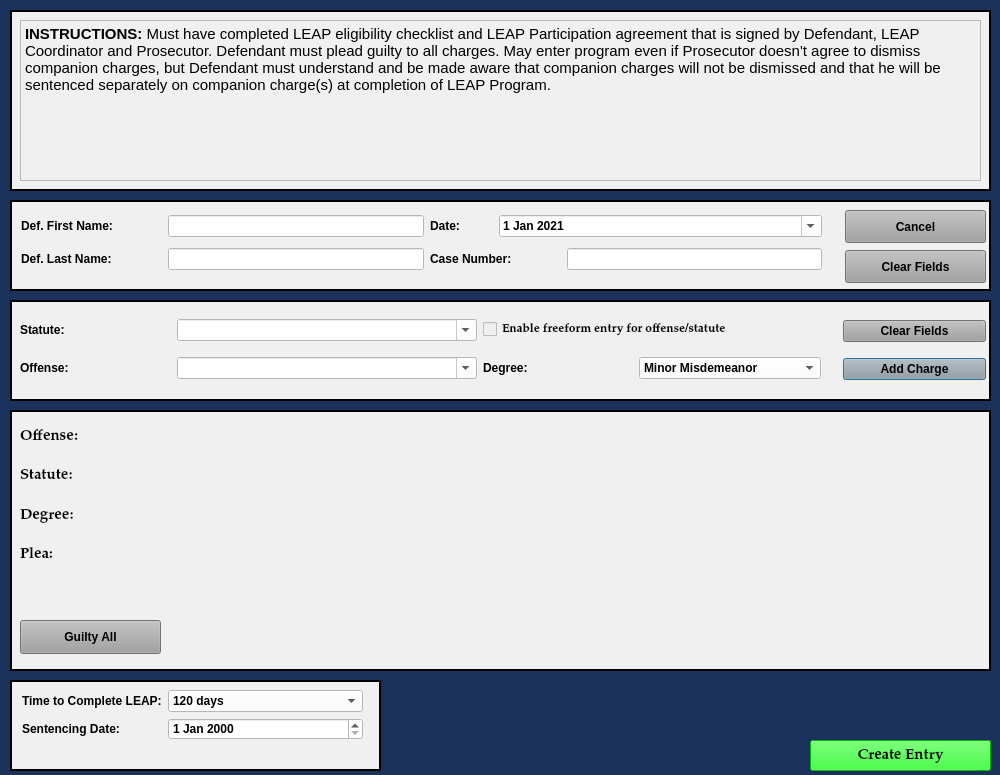
Qt form resources/ui/LeapPleaLongDialog.ui (HunterProgram22/MuniEntry) before a commit.
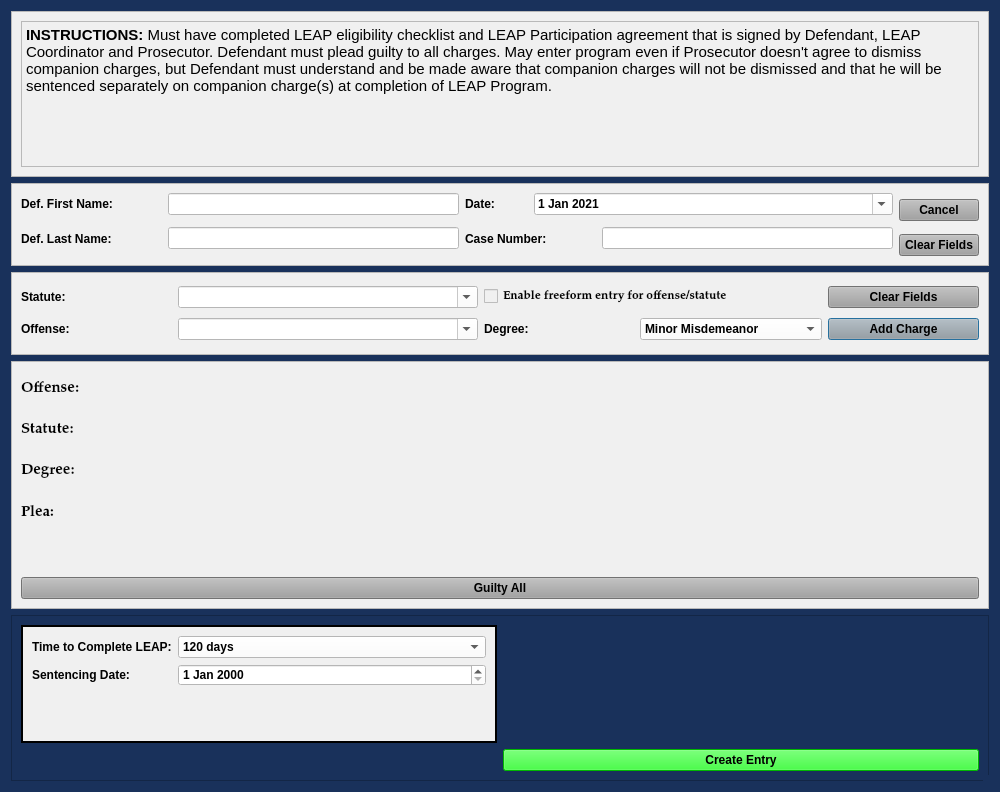
The same form after that commit.

Commit message: Updated LEAP for sizing.

```diff
--- a/resources/ui/LeapPleaLongDialog.ui
+++ b/resources/ui/LeapPleaLongDialog.ui
@@ -10,7 +10,7 @@
     <x>0</x>
     <y>0</y>
     <width>1000</width>
-    <height>775</height>
+    <height>792</height>
    </rect>
   </property>
   <property name="sizePolicy">
@@ -21,8 +21,8 @@
   </property>
   <property name="minimumSize">
    <size>
-    <width>1000</width>
-    <height>775</height>
+    <width>0</width>
+    <height>0</height>
    </size>
   </property>
   <property name="maximumSize">
@@ -142,53 +142,175 @@
 font: 75 11pt &quot;Palatino Linotype&quot;;
 font-weight: bold;</string>
   </property>
+  <property name="sizeGripEnabled">
+   <bool>true</bool>
+  </property>
   <property name="modal">
    <bool>true</bool>
   </property>
-  <widget class="QFrame" name="frame">
-   <property name="geometry">
-    <rect>
-     <x>10</x>
-     <y>300</y>
-     <width>981</width>
-     <height>101</height>
-    </rect>
-   </property>
-   <property name="sizePolicy">
-    <sizepolicy hsizetype="Fixed" vsizetype="Maximum">
-     <horstretch>0</horstretch>
-     <verstretch>0</verstretch>
-    </sizepolicy>
-   </property>
-   <property name="autoFillBackground">
-    <bool>false</bool>
-   </property>
+  <layout class="QVBoxLayout" name="verticalLayout" stretch="2,1,1,3,2">
+   <item>
+    <widget class="QFrame" name="frame_2">
+     <property name="styleSheet">
+      <string notr="true">background-color: rgb(240, 240, 240);</string>
+     </property>
+     <property name="frameShape">
+      <enum>QFrame::StyledPanel</enum>
+     </property>
+     <property name="frameShadow">
+      <enum>QFrame::Raised</enum>
+     </property>
+     <layout class="QVBoxLayout" name="verticalLayout_3">
+      <item>
+       <widget class="QTextBrowser" name="textBrowser">
+        <property name="html">
+         <string>&lt;!DOCTYPE HTML PUBLIC &quot;-//W3C//DTD HTML 4.0//EN&quot; &quot;http://www.w3.org/TR/REC-html40/strict.dtd&quot;&gt;
+&lt;html&gt;&lt;head&gt;&lt;meta name=&quot;qrichtext&quot; content=&quot;1&quot; /&gt;&lt;style type=&quot;text/css&quot;&gt;
+p, li { white-space: pre-wrap; }
+&lt;/style&gt;&lt;/head&gt;&lt;body style=&quot; font-family:'Palatino Linotype'; font-size:11pt; font-weight:600; font-style:normal;&quot;&gt;
+&lt;p style=&quot; margin-top:0px; margin-bottom:0px; margin-left:0px; margin-right:0px; -qt-block-indent:0; text-indent:0px;&quot;&gt;INSTRUCTIONS: &lt;span style=&quot; font-weight:400;&quot;&gt;Must have completed LEAP eligibility checklist and LEAP Participation agreement that is signed by Defendant, LEAP Coordinator and Prosecutor. Defendant must plead guilty to all charges. May enter program even if Prosecutor doesn't agree to dismiss companion charges, but Defendant must understand and be made aware that companion charges will not be dismissed and that he will be sentenced separately on companion charge(s) at completion of LEAP Program.&lt;/span&gt;&lt;/p&gt;&lt;/body&gt;&lt;/html&gt;</string>
+        </property>
+       </widget>
+      </item>
+     </layout>
+    </widget>
+   </item>
+   <item>
+    <widget class="QFrame" name="frame_3">
    <property name="styleSheet">
-    <string notr="true">background-color: rgb(240, 240, 240);
-
-</string>
+      <string notr="true">background-color: rgb(240, 240, 240);</string>
    </property>
    <property name="frameShape">
-    <enum>QFrame::Box</enum>
+      <enum>QFrame::StyledPanel</enum>
    </property>
    <property name="frameShadow">
-    <enum>QFrame::Plain</enum>
-   </property>
-   <property name="lineWidth">
-    <number>2</number>
-   </property>
-   <widget class="QWidget" name="layoutWidget">
-    <property name="geometry">
-     <rect>
-      <x>833</x>
-      <y>10</y>
-      <width>143</width>
-      <height>81</height>
-     </rect>
+      <enum>QFrame::Raised</enum>
     </property>
     <layout class="QGridLayout" name="gridLayout">
      <item row="0" column="0">
-      <widget class="QPushButton" name="clear_fields_charge_Button">
+       <widget class="QLabel" name="label">
+        <property name="minimumSize">
+         <size>
+          <width>141</width>
+          <height>0</height>
+         </size>
+        </property>
+        <property name="text">
+         <string>Def. First Name:</string>
+        </property>
+       </widget>
+      </item>
+      <item row="0" column="1">
+       <widget class="QLineEdit" name="defendant_first_name_lineEdit">
+        <property name="maximumSize">
+         <size>
+          <width>500</width>
+          <height>16777215</height>
+         </size>
+        </property>
+        <property name="styleSheet">
+         <string notr="true">background-color: rgb(255, 255, 255);</string>
+        </property>
+       </widget>
+      </item>
+      <item row="0" column="2">
+       <widget class="QLabel" name="label_26">
+        <property name="text">
+         <string>Date:</string>
+        </property>
+       </widget>
+      </item>
+      <item row="0" column="3" colspan="2">
+       <widget class="QDateEdit" name="plea_trial_date">
+        <property name="focusPolicy">
+         <enum>Qt::NoFocus</enum>
+        </property>
+        <property name="styleSheet">
+         <string notr="true">background-color: rgb(255, 255, 255);</string>
+        </property>
+        <property name="minimumDate">
+         <date>
+          <year>2021</year>
+          <month>1</month>
+          <day>1</day>
+         </date>
+        </property>
+        <property name="calendarPopup">
+         <bool>true</bool>
+        </property>
+        <property name="date">
+         <date>
+          <year>2021</year>
+          <month>1</month>
+          <day>1</day>
+         </date>
+        </property>
+       </widget>
+      </item>
+      <item row="0" column="5" rowspan="2">
+       <widget class="QPushButton" name="cancel_Button">
+        <property name="focusPolicy">
+         <enum>Qt::NoFocus</enum>
+        </property>
+        <property name="styleSheet">
+         <string notr="true">background-color: rgb(160, 160, 160);</string>
+        </property>
+        <property name="text">
+         <string>Cancel</string>
+        </property>
+       </widget>
+      </item>
+      <item row="1" column="0" rowspan="2">
+       <widget class="QLabel" name="label_2">
+        <property name="minimumSize">
+         <size>
+          <width>141</width>
+          <height>0</height>
+         </size>
+        </property>
+        <property name="text">
+         <string>Def. Last Name:</string>
+        </property>
+       </widget>
+      </item>
+      <item row="1" column="1" rowspan="2">
+       <widget class="QLineEdit" name="defendant_last_name_lineEdit">
+        <property name="enabled">
+         <bool>true</bool>
+        </property>
+        <property name="styleSheet">
+         <string notr="true">background-color: rgb(255, 255, 255);</string>
+        </property>
+       </widget>
+      </item>
+      <item row="1" column="2" rowspan="2" colspan="2">
+       <widget class="QLabel" name="label_3">
+        <property name="minimumSize">
+         <size>
+          <width>131</width>
+          <height>0</height>
+         </size>
+        </property>
+        <property name="text">
+         <string>Case Number:</string>
+        </property>
+       </widget>
+      </item>
+      <item row="1" column="4" rowspan="2">
+       <widget class="QLineEdit" name="case_number_lineEdit">
+        <property name="maximumSize">
+         <size>
+          <width>500</width>
+          <height>16777215</height>
+         </size>
+        </property>
+        <property name="styleSheet">
+         <string notr="true">background-color: rgb(255, 255, 255);</string>
+        </property>
+       </widget>
+      </item>
+      <item row="2" column="5">
+       <widget class="QPushButton" name="clear_fields_case_Button">
        <property name="focusPolicy">
         <enum>Qt::NoFocus</enum>
        </property>
@@ -200,28 +322,21 @@
        </property>
       </widget>
      </item>
-     <item row="2" column="0">
-      <widget class="QPushButton" name="add_charge_Button">
-       <property name="styleSheet">
-        <string notr="true">background-color: rgb(160, 160, 160);</string>
-       </property>
-       <property name="text">
-        <string>Add Charge</string>
-       </property>
-      </widget>
-     </item>
-    </layout>
-   </widget>
-   <widget class="QWidget" name="layoutWidget">
-    <property name="geometry">
-     <rect>
-      <x>10</x>
-      <y>9</y>
-      <width>801</width>
-      <height>81</height>
-     </rect>
-    </property>
-    <layout class="QGridLayout" name="gridLayout_3">
+     </layout>
+    </widget>
+   </item>
+   <item>
+    <widget class="QFrame" name="frame">
+     <property name="styleSheet">
+      <string notr="true">background-color: rgb(240, 240, 240);</string>
+     </property>
+     <property name="frameShape">
+      <enum>QFrame::StyledPanel</enum>
+     </property>
+     <property name="frameShadow">
+      <enum>QFrame::Raised</enum>
+     </property>
+     <layout class="QGridLayout" name="gridLayout_2">
      <item row="0" column="0">
       <widget class="QLabel" name="label_6">
        <property name="text">
@@ -273,6 +388,19 @@
        </property>
       </widget>
      </item>
+      <item row="0" column="4">
+       <widget class="QPushButton" name="clear_fields_charge_Button">
+        <property name="focusPolicy">
+         <enum>Qt::NoFocus</enum>
+        </property>
+        <property name="styleSheet">
+         <string notr="true">background-color: rgb(160, 160, 160);</string>
+        </property>
+        <property name="text">
+         <string>Clear Fields</string>
+        </property>
+       </widget>
+      </item>
      <item row="1" column="0">
       <widget class="QLabel" name="label_15">
        <property name="text">
@@ -346,66 +474,34 @@
        </item>
       </widget>
      </item>
-    </layout>
-   </widget>
-  </widget>
-  <widget class="QFrame" name="frame_2">
-   <property name="geometry">
-    <rect>
-     <x>10</x>
-     <y>410</y>
-     <width>981</width>
-     <height>261</height>
-    </rect>
-   </property>
-   <property name="font">
-    <font>
-     <family>Palatino Linotype</family>
-     <pointsize>11</pointsize>
-     <weight>75</weight>
-     <italic>false</italic>
-     <bold>true</bold>
-    </font>
-   </property>
+      <item row="1" column="4">
+       <widget class="QPushButton" name="add_charge_Button">
+        <property name="styleSheet">
+         <string notr="true">background-color: rgb(160, 160, 160);</string>
+        </property>
+        <property name="text">
+         <string>Add Charge</string>
+        </property>
+       </widget>
+      </item>
+     </layout>
+    </widget>
+   </item>
+   <item>
+    <widget class="QFrame" name="frame_6">
    <property name="styleSheet">
     <string notr="true">background-color: rgb(240, 240, 240);</string>
    </property>
    <property name="frameShape">
-    <enum>QFrame::Box</enum>
+      <enum>QFrame::StyledPanel</enum>
    </property>
    <property name="frameShadow">
-    <enum>QFrame::Plain</enum>
-   </property>
-   <property name="lineWidth">
-    <number>2</number>
-   </property>
-   <widget class="QWidget" name="layoutWidget_2">
-    <property name="geometry">
-     <rect>
-      <x>10</x>
-      <y>10</y>
-      <width>961</width>
-      <height>191</height>
-     </rect>
-    </property>
+      <enum>QFrame::Raised</enum>
+     </property>
+     <layout class="QGridLayout" name="gridLayout_3">
+      <item row="0" column="0">
     <layout class="QGridLayout" name="charges_gridLayout">
      <item row="1" column="0">
-      <widget class="QLabel" name="label_19">
-       <property name="font">
-        <font>
-         <family>Palatino Linotype</family>
-         <pointsize>11</pointsize>
-         <weight>75</weight>
-         <italic>false</italic>
-         <bold>true</bold>
-        </font>
-       </property>
-       <property name="text">
-        <string>Statute:</string>
-       </property>
-      </widget>
-     </item>
-     <item row="2" column="0">
       <widget class="QLabel" name="label_20">
        <property name="font">
         <font>
@@ -417,6 +513,22 @@
         </font>
        </property>
        <property name="text">
+           <string>Statute:</string>
+          </property>
+         </widget>
+        </item>
+        <item row="2" column="0">
+         <widget class="QLabel" name="label_21">
+          <property name="font">
+           <font>
+            <family>Palatino Linotype</family>
+            <pointsize>11</pointsize>
+            <weight>75</weight>
+            <italic>false</italic>
+            <bold>true</bold>
+           </font>
+          </property>
+          <property name="text">
         <string>Degree:</string>
        </property>
       </widget>
@@ -464,16 +576,9 @@
       </widget>
      </item>
     </layout>
-   </widget>
+      </item>
+      <item row="1" column="0">
    <widget class="QPushButton" name="guilty_all_Button">
-    <property name="geometry">
-     <rect>
-      <x>10</x>
-      <y>210</y>
-      <width>141</width>
-      <height>34</height>
-     </rect>
-    </property>
     <property name="focusPolicy">
      <enum>Qt::NoFocus</enum>
     </property>
@@ -484,204 +589,24 @@
      <string>Guilty All</string>
     </property>
    </widget>
-  </widget>
-  <widget class="QFrame" name="frame_3">
-   <property name="geometry">
-    <rect>
-     <x>10</x>
-     <y>200</y>
-     <width>981</width>
-     <height>91</height>
-    </rect>
-   </property>
-   <property name="sizePolicy">
-    <sizepolicy hsizetype="Fixed" vsizetype="Fixed">
-     <horstretch>0</horstretch>
-     <verstretch>0</verstretch>
-    </sizepolicy>
-   </property>
+      </item>
+     </layout>
+    </widget>
+   </item>
+   <item>
+    <widget class="QFrame" name="frame_4">
    <property name="styleSheet">
-    <string notr="true">background-color: rgb(240, 240, 240);
-border-color: rgb(160, 48, 35);</string>
+      <string notr="true">background-color: rgb(25, 49, 91);</string>
    </property>
    <property name="frameShape">
-    <enum>QFrame::Box</enum>
+      <enum>QFrame::StyledPanel</enum>
    </property>
    <property name="frameShadow">
-    <enum>QFrame::Plain</enum>
-   </property>
-   <property name="lineWidth">
-    <number>2</number>
-   </property>
-   <widget class="QPushButton" name="clear_fields_case_Button">
-    <property name="geometry">
-     <rect>
-      <x>835</x>
-      <y>50</y>
-      <width>141</width>
-      <height>33</height>
-     </rect>
-    </property>
-    <property name="focusPolicy">
-     <enum>Qt::NoFocus</enum>
-    </property>
-    <property name="styleSheet">
-     <string notr="true">background-color: rgb(160, 160, 160);</string>
-    </property>
-    <property name="text">
-     <string>Clear Fields</string>
-    </property>
-   </widget>
-   <widget class="QPushButton" name="cancel_Button">
-    <property name="geometry">
-     <rect>
-      <x>835</x>
-      <y>10</y>
-      <width>141</width>
-      <height>33</height>
-     </rect>
-    </property>
-    <property name="focusPolicy">
-     <enum>Qt::NoFocus</enum>
-    </property>
-    <property name="styleSheet">
-     <string notr="true">background-color: rgb(160, 160, 160);</string>
-    </property>
-    <property name="text">
-     <string>Cancel</string>
-    </property>
-   </widget>
-   <widget class="QWidget" name="">
-    <property name="geometry">
-     <rect>
-      <x>11</x>
-      <y>10</y>
-      <width>801</width>
-      <height>66</height>
-     </rect>
-    </property>
-    <layout class="QGridLayout" name="gridLayout_2">
-     <item row="0" column="0">
-      <widget class="QLabel" name="label">
-       <property name="minimumSize">
-        <size>
-         <width>141</width>
-         <height>0</height>
-        </size>
-       </property>
-       <property name="text">
-        <string>Def. First Name:</string>
-       </property>
-      </widget>
-     </item>
-     <item row="0" column="1">
-      <widget class="QLineEdit" name="defendant_first_name_lineEdit">
-       <property name="maximumSize">
-        <size>
-         <width>500</width>
-         <height>16777215</height>
-        </size>
-       </property>
-       <property name="styleSheet">
-        <string notr="true">background-color: rgb(255, 255, 255);</string>
-       </property>
-      </widget>
-     </item>
-     <item row="0" column="2">
-      <widget class="QLabel" name="label_26">
-       <property name="text">
-        <string>Date:</string>
-       </property>
-      </widget>
-     </item>
-     <item row="0" column="3" colspan="2">
-      <widget class="QDateEdit" name="plea_trial_date">
-       <property name="focusPolicy">
-        <enum>Qt::NoFocus</enum>
-       </property>
-       <property name="styleSheet">
-        <string notr="true">background-color: rgb(255, 255, 255);</string>
-       </property>
-       <property name="minimumDate">
-        <date>
-         <year>2021</year>
-         <month>1</month>
-         <day>1</day>
-        </date>
-       </property>
-       <property name="calendarPopup">
-        <bool>true</bool>
-       </property>
-       <property name="date">
-        <date>
-         <year>2021</year>
-         <month>1</month>
-         <day>1</day>
-        </date>
-       </property>
-      </widget>
-     </item>
-     <item row="1" column="0">
-      <widget class="QLabel" name="label_2">
-       <property name="minimumSize">
-        <size>
-         <width>141</width>
-         <height>0</height>
-        </size>
-       </property>
-       <property name="text">
-        <string>Def. Last Name:</string>
-       </property>
-      </widget>
-     </item>
+      <enum>QFrame::Raised</enum>
+     </property>
+     <layout class="QGridLayout" name="gridLayout_4">
      <item row="1" column="1">
-      <widget class="QLineEdit" name="defendant_last_name_lineEdit">
-       <property name="enabled">
-        <bool>true</bool>
-       </property>
-       <property name="styleSheet">
-        <string notr="true">background-color: rgb(255, 255, 255);</string>
-       </property>
-      </widget>
-     </item>
-     <item row="1" column="2" colspan="2">
-      <widget class="QLabel" name="label_3">
-       <property name="minimumSize">
-        <size>
-         <width>131</width>
-         <height>0</height>
-        </size>
-       </property>
-       <property name="text">
-        <string>Case Number:</string>
-       </property>
-      </widget>
-     </item>
-     <item row="1" column="4">
-      <widget class="QLineEdit" name="case_number_lineEdit">
-       <property name="maximumSize">
-        <size>
-         <width>500</width>
-         <height>16777215</height>
-        </size>
-       </property>
-       <property name="styleSheet">
-        <string notr="true">background-color: rgb(255, 255, 255);</string>
-       </property>
-      </widget>
-     </item>
-    </layout>
-   </widget>
-  </widget>
   <widget class="QPushButton" name="create_entry_Button">
-   <property name="geometry">
-    <rect>
-     <x>810</x>
-     <y>740</y>
-     <width>181</width>
-     <height>31</height>
-    </rect>
-   </property>
    <property name="styleSheet">
     <string notr="true">background-color: rgb(0, 255, 0);</string>
    </property>
@@ -692,61 +617,9 @@
     <bool>false</bool>
    </property>
   </widget>
-  <widget class="QFrame" name="frame_4">
-   <property name="geometry">
-    <rect>
-     <x>10</x>
-     <y>10</y>
-     <width>981</width>
-     <height>181</height>
-    </rect>
-   </property>
-   <property name="sizePolicy">
-    <sizepolicy hsizetype="Fixed" vsizetype="Fixed">
-     <horstretch>0</horstretch>
-     <verstretch>0</verstretch>
-    </sizepolicy>
-   </property>
-   <property name="styleSheet">
-    <string notr="true">background-color: rgb(240, 240, 240);
-border-color: rgb(160, 48, 35);</string>
-   </property>
-   <property name="frameShape">
-    <enum>QFrame::Box</enum>
-   </property>
-   <property name="frameShadow">
-    <enum>QFrame::Plain</enum>
-   </property>
-   <property name="lineWidth">
-    <number>2</number>
-   </property>
-   <widget class="QTextBrowser" name="textBrowser">
-    <property name="geometry">
-     <rect>
-      <x>10</x>
-      <y>10</y>
-      <width>961</width>
-      <height>161</height>
-     </rect>
-    </property>
-    <property name="html">
-     <string>&lt;!DOCTYPE HTML PUBLIC &quot;-//W3C//DTD HTML 4.0//EN&quot; &quot;http://www.w3.org/TR/REC-html40/strict.dtd&quot;&gt;
-&lt;html&gt;&lt;head&gt;&lt;meta name=&quot;qrichtext&quot; content=&quot;1&quot; /&gt;&lt;style type=&quot;text/css&quot;&gt;
-p, li { white-space: pre-wrap; }
-&lt;/style&gt;&lt;/head&gt;&lt;body style=&quot; font-family:'Palatino Linotype'; font-size:11pt; font-weight:600; font-style:normal;&quot;&gt;
-&lt;p style=&quot; margin-top:0px; margin-bottom:0px; margin-left:0px; margin-right:0px; -qt-block-indent:0; text-indent:0px;&quot;&gt;INSTRUCTIONS: &lt;span style=&quot; font-weight:400;&quot;&gt;Must have completed LEAP eligibility checklist and LEAP Participation agreement that is signed by Defendant, LEAP Coordinator and Prosecutor. Defendant must plead guilty to all charges. May enter program even if Prosecutor doesn't agree to dismiss companion charges, but Defendant must understand and be made aware that companion charges will not be dismissed and that he will be sentenced separately on companion charge(s) at completion of LEAP Program.&lt;/span&gt;&lt;/p&gt;&lt;/body&gt;&lt;/html&gt;</string>
-    </property>
-   </widget>
-  </widget>
+      </item>
+      <item row="0" column="0">
   <widget class="QFrame" name="frame_5">
-   <property name="geometry">
-    <rect>
-     <x>10</x>
-     <y>680</y>
-     <width>371</width>
-     <height>91</height>
-    </rect>
-   </property>
    <property name="styleSheet">
     <string notr="true">background-color: rgb(240, 240, 240);</string>
    </property>
@@ -758,15 +631,6 @@
    </property>
    <property name="lineWidth">
     <number>2</number>
-   </property>
-   <widget class="QWidget" name="layoutWidget">
-    <property name="geometry">
-     <rect>
-      <x>12</x>
-      <y>10</y>
-      <width>341</width>
-      <height>64</height>
-     </rect>
     </property>
     <layout class="QFormLayout" name="formLayout">
      <item row="0" column="0">
@@ -794,7 +658,7 @@
       </widget>
      </item>
      <item row="1" column="0">
-      <widget class="QLabel" name="label_18">
+          <widget class="QLabel" name="label_19">
        <property name="text">
         <string>Sentencing Date:</string>
        </property>
@@ -809,7 +673,11 @@
      </item>
     </layout>
    </widget>
-  </widget>
+      </item>
+     </layout>
+    </widget>
+   </item>
+  </layout>
  </widget>
  <tabstops>
   <tabstop>defendant_first_name_lineEdit</tabstop>
```
Left out of the diff: 8 changed lines with no effect on the pictures. Lines whose indentation alone changed are shown as unchanged. The commit also changes 10 other files.
